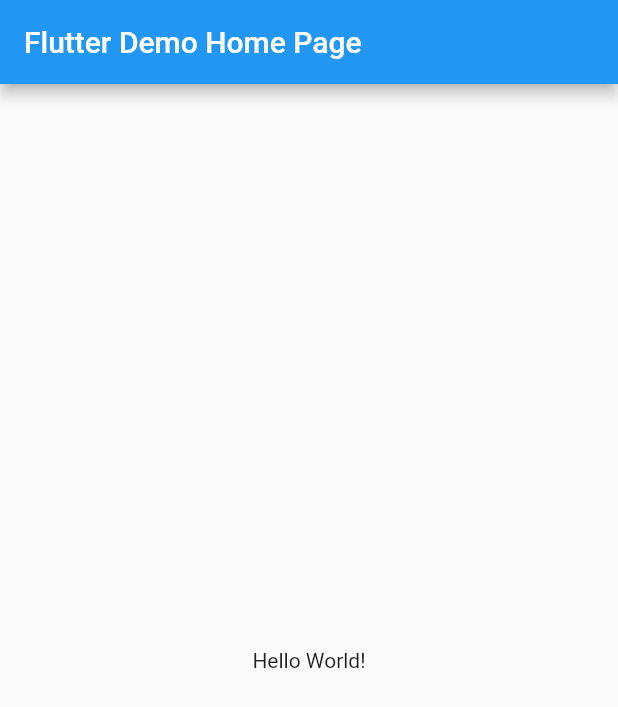
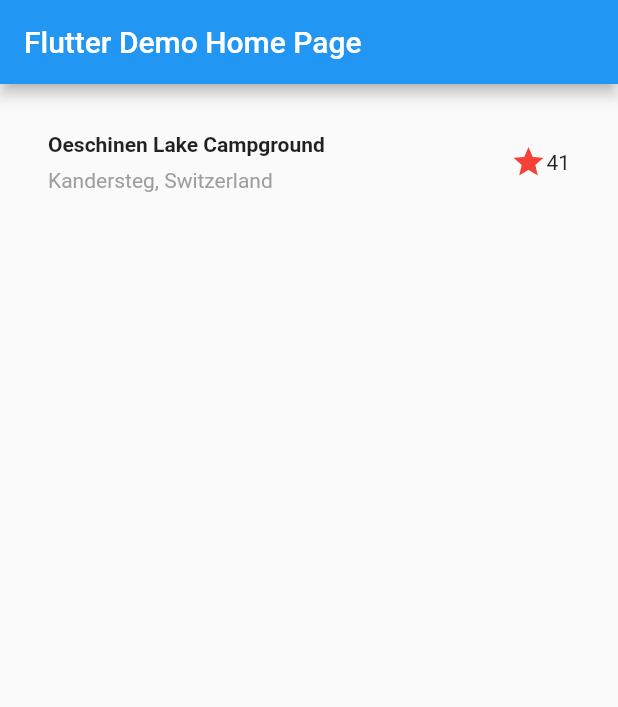
Before and after one commit to geniuskouta/flutter_layout_tutorial, a Flutter app: the screen it shows after launch, on a phone screen of 412 x 824 dp. Shown: the top 707 px of the screen. Run offline on Flutter 3.47's test engine with Material 2 defaults, Android fonts, the phone set to English and light mode, and no system bars.

Commit message:
add titleSection

```diff
--- a/lib/main.dart
+++ b/lib/main.dart
@@ -1,3 +1,4 @@
+import 'package:flutter/cupertino.dart';
 import 'package:flutter/material.dart';
 
 void main() {
@@ -27,9 +28,40 @@ class MyHomePage extends StatelessWidget {
       appBar: AppBar(
         title: Text(this.title),
       ),
-      body: Center(
-        child: Text('Hello World!'),
-      ), // This trailing comma makes auto-formatting nicer for build methods.
+      body: Column(
+        children: [titleSection],
+      ),
     );
   }
 }
+
+Widget titleSection = Container(
+  padding: const EdgeInsets.all(32),
+  child: Row(children: [
+    Expanded(
+        child: Column(
+      crossAxisAlignment: CrossAxisAlignment.start,
+      children: [
+        Container(
+            padding: const EdgeInsets.only(bottom: 8),
+            child: Text(
+              'Oeschinen Lake Campground',
+              style: TextStyle(
+                fontWeight: FontWeight.bold,
+              ),
+            )),
+        Text(
+          'Kandersteg, Switzerland',
+          style: TextStyle(
+            color: Colors.grey[500],
+          ),
+        ),
+      ],
+    )),
+    Icon(
+      Icons.star,
+      color: Colors.red[500],
+    ),
+    Text('41'),
+  ]),
+);
```
